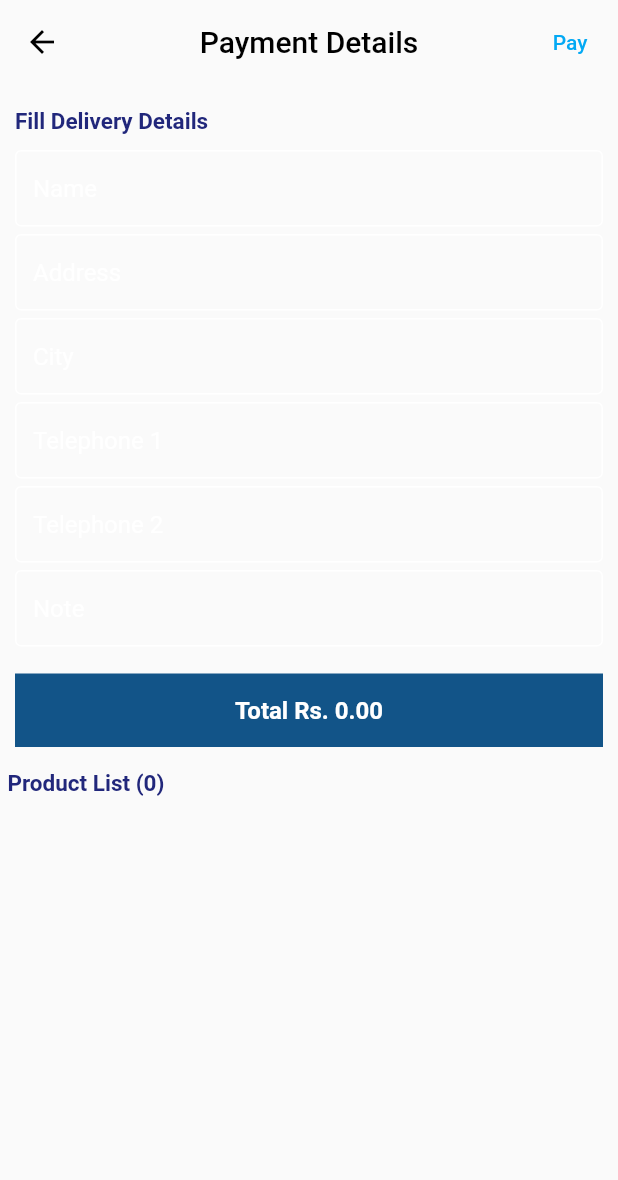
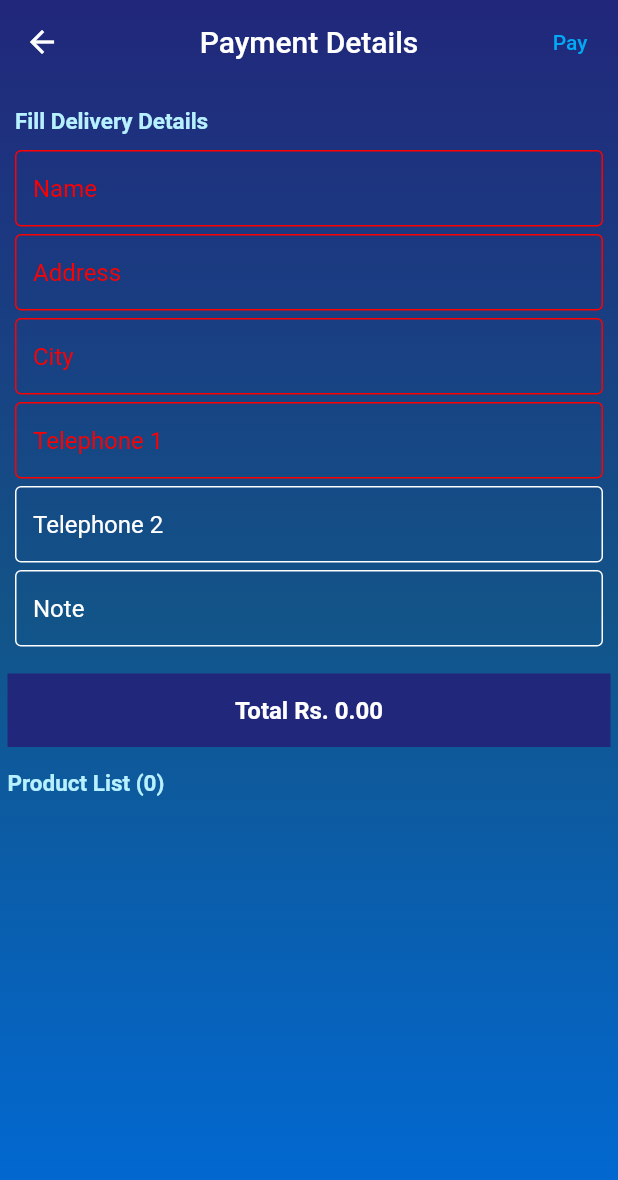
Before and after one commit to realrajapaksha/final-project-computershop, a Flutter app: the PaymentDetails screen opened directly with empty values, after a tap on "Pay", on a phone screen of 412 x 824 dp. Shown: the top 1180 px of the screen. Run offline on Flutter 3.47's test engine with Material 2 defaults, Android fonts, the phone set to English and light mode, and no system bars; our stand-ins replace cached_network_image, cloud_firestore, country_picker, firebase_analytics, firebase_core, flutter_signin_button and 6 more; missing offline and left inert: flutter_stripe; accounts and stored records are empty.

Commit message:
update payment

```diff
--- /dev/null
+++ b/lib/models/navigate_models/payment_nav_model.dart
@@ -0,0 +1,11 @@
+import '../api_models/order_model.dart';
+import '../data_models/order_product_model.dart';
+
+class PaymentNavModel {
+  final String paymentId;
+  final OrderModel order;
+  final List<OrderProductModel> itemList;
+
+  const PaymentNavModel(
+      {required this.paymentId, required this.order, required this.itemList});
+}
--- a/lib/screens/users/payment_details/controller/payment_details_controller.dart
+++ b/lib/screens/users/payment_details/controller/payment_details_controller.dart
@@ -5,8 +5,23 @@ import 'package:flutter_stripe/flutter_stripe.dart';
 import 'package:get/get.dart';
 
 import '../../../../models/data_models/pay_product_model.dart';
+import '../../../../models/navigate_models/payment_nav_model.dart';
+import '../../../../routes/app_route.dart';
+import '../../../../utils/widgets/apps_alert.dart';
 
 class PaymentDetailsController extends GetxController {
+  final nameController = TextEditingController();
+  final addressController = TextEditingController();
+  final cityController = TextEditingController();
+  final tele1Controller = TextEditingController();
+  final tele2Controller = TextEditingController();
+  final noteController = TextEditingController();
+
+  final nameEmpty = false.obs;
+  final addressEmpty = false.obs;
+  final cityEmpty = false.obs;
+  final tele1Empty = false.obs;
+
   Map<String, dynamic>? paymentIntent;
 
   final productList = <PayProductModel>[].obs;
@@ -25,7 +40,55 @@ class PaymentDetailsController extends GetxController {
     }
   }
 
+  Future<bool> validate() async {
+    try {
+      bool error = true;
+
+      if (nameController.text
+          .trim()
+          .isEmpty) {
+        error = false;
+        nameEmpty.value = true;
+      }
+      if (addressController.text
+          .trim()
+          .isEmpty) {
+        error = false;
+        addressEmpty.value = true;
+      }
+      if (cityController.text
+          .trim()
+          .isEmpty) {
+        error = false;
+        cityEmpty.value = true;
+      }
+      if (tele1Controller.text
+          .trim()
+          .isEmpty) {
+        error = false;
+        tele1Empty.value = true;
+      }
+
+      return error;
+    } catch (exception) {
+      return false;
+    }
+  }
+
   Future<void> makePayment(context) async {
+    if (!await validate()) {
+      return;
+    }
+
+    final res = await AppsAlerts().openDialog(
+        context, "Action", "Are sure to purchase these items?",
+        btnYN: true);
+    if (!res) {
+      return;
+    }
+
+    await AppsAlerts().openLoading(context, "Waiting for Payment..");
+
     try {
       int tot = total.value.toInt() * 100;
 
@@ -36,8 +99,7 @@ class PaymentDetailsController extends GetxController {
           .initPaymentSheet(
         paymentSheetParameters: SetupPaymentSheetParameters(
             intentConfiguration: IntentConfiguration(
-                  mode: IntentMode(
-                      currencyCode: "LKR", amount: tot),
+              mode: IntentMode(currencyCode: "LKR", amount: tot),
             ),
             paymentIntentClientSecret: paymentIntent!['client_secret'],
             style: ThemeMode.dark,
@@ -46,56 +108,11 @@ class PaymentDetailsController extends GetxController {
           .then((value) {});
 
       //STEP 3: Display Payment sheet
-      displayPaymentSheet(context);
+      await displayPaymentSheet(context);
     } catch (err) {
-      throw Exception(err);
-    }
-  }
-
-  displayPaymentSheet(context) async {
-    try {
-      await Stripe.instance.presentPaymentSheet().then((value) {
-        showDialog(
-            context: context,
-            builder: (_) => const AlertDialog(
-                  content: Column(
-                    mainAxisSize: MainAxisSize.min,
-                    children: [
-                      Icon(
-                        Icons.check_circle,
-                        color: Colors.green,
-                        size: 100.0,
-                      ),
-                      SizedBox(height: 10.0),
-                      Text("Payment Successful!"),
-                    ],
-                  ),
-                ));
-
-        paymentIntent = null;
-      }).onError((error, stackTrace) {
-        throw Exception(error);
-      });
-    } on StripeException catch (e) {
-      print('Error is:---> $e');
-      AlertDialog(
-        content: Column(
-          mainAxisSize: MainAxisSize.min,
-          children: [
-            Row(
-              children: const [
-                Icon(
-                  Icons.cancel,
-                  color: Colors.red,
-                ),
-                Text("Payment Failed"),
-              ],
-            ),
-          ],
-        ),
-      );
-    } catch (e) {
-      print('$e');
+      await AppsAlerts.closeAllDialogs(context);
+      await AppsAlerts().openDialog(context, "Payment Cancelled",
+          "Something went wrong. Please try again.");
     }
   }
 
@@ -122,4 +139,44 @@ class PaymentDetailsController extends GetxController {
       throw Exception(err.toString());
     }
   }
+
+  displayPaymentSheet(context) async {
+    try {
+      await Stripe.instance.presentPaymentSheet().then((value) {
+        saveDatabase(context);
+      }).onError((error, stackTrace) async {
+        // payment dismiss
+        await AppsAlerts.closeAllDialogs(context);
+        await AppsAlerts().openDialog(
+            context, "Payment Cancelled", "Payment cancelled by user");
+      });
+    } on StripeException catch (e) {
+      await AppsAlerts.closeAllDialogs(context);
+      await AppsAlerts()
+          .openDialog(context, "Payment Dismiss", "Something went wrong");
+    } catch (e) {
+      await AppsAlerts.closeAllDialogs(context);
+      await AppsAlerts()
+          .openDialog(context, "Payment Dismiss", "Something went wrong!");
     }
+  }
+
+  saveDatabase(context) async {
+    try {
+      if (paymentIntent != null) {
+        print(paymentIntent!["id"]);
+
+        // final model = PaymentNavModel(
+        //     paymentId: paymentIntent!["id"], order: order, itemList: itemList)
+
+        AppsAlerts.closeAllDialogs(context);
+        Navigator.popAndPushNamed(
+            context, AppRoute.paymentSuccess, arguments: "");
+      }
+    } catch (exception) {
+      await AppsAlerts.closeAllDialogs(context);
+      await AppsAlerts().openDialog(context, "Payment Cancelled",
+          "Your payment id is: ${paymentIntent!["id"]}.\n Something went wrong. Please contact shop to refund.");
+    }
+  }
+}
--- a/lib/screens/users/payment_details/view/payment_details.dart
+++ b/lib/screens/users/payment_details/view/payment_details.dart
@@ -1,5 +1,3 @@
-import 'dart:ffi';
-
 import 'package:flutter/material.dart';
 import 'package:get/get.dart';
 
@@ -37,16 +35,29 @@ class _PaymentDetailsState extends State<PaymentDetails> {
   @override
   Widget build(BuildContext context) {
     return SafeArea(
+      child: Container(
+        decoration: const BoxDecoration(
+          gradient: LinearGradient(
+              begin: Alignment.topCenter,
+              end: Alignment.bottomCenter,
+              colors: [
+                AppColors.highDeepBlue,
+                AppColors.deepBlue,
+                AppColors.lowDeepBlue
+              ]),
+        ),
         child: Scaffold(
+          backgroundColor: Colors.transparent,
           appBar: AppBar(
             elevation: 0,
             backgroundColor: Colors.transparent,
+            foregroundColor: Colors.white,
             centerTitle: true,
             title: const Text("Payment Details"),
             actions: [
               TextButton(
-                onPressed: () async {
-                  await controller.makePayment(context);
+                  onPressed: () {
+                    controller.makePayment(context);
                   },
                   child: const Text("Pay"))
             ],
@@ -59,14 +70,14 @@ class _PaymentDetailsState extends State<PaymentDetails> {
                   crossAxisAlignment: CrossAxisAlignment.start,
                   children: [
                     Container(
-                    padding:
-                        const EdgeInsets.symmetric(horizontal: 5, vertical: 8),
+                      padding: const EdgeInsets.symmetric(
+                          horizontal: 5, vertical: 8),
                       child: Column(
                         crossAxisAlignment: CrossAxisAlignment.start,
                         children: [
                           const AppText(
                             text: "Fill Delivery Details",
-                          fontColor: AppColors.highDeepBlue,
+                            fontColor: AppColors.lowLightBlue,
                             weight: FontWeight.bold,
                             size: 15,
                           ),
@@ -74,32 +85,56 @@ class _PaymentDetailsState extends State<PaymentDetails> {
                             height: 10,
                           ),
                           AppTextField(
-                            labelText: "Name", onValueChanged: (val) {}),
+                              labelText: "Name",
+                              controller: controller.nameController,
+                              isEmpty: controller.nameEmpty.value,
+                              onValueChanged: (val) {
+                                controller.nameEmpty.value = val;
+                              }),
                           const SizedBox(
                             height: 5,
                           ),
                           AppTextField(
-                            labelText: "Address", onValueChanged: (val) {}),
+                              labelText: "Address",
+                              controller: controller.addressController,
+                              isEmpty: controller.addressEmpty.value,
+                              onValueChanged: (val) {
+                                controller.addressEmpty.value = val;
+                              }),
                           const SizedBox(
                             height: 5,
                           ),
                           AppTextField(
-                            labelText: "City", onValueChanged: (val) {}),
+                              labelText: "City",
+                              controller: controller.cityController,
+                              isEmpty: controller.cityEmpty.value,
+                              onValueChanged: (val) {
+                                controller.cityEmpty.value = val;
+                              }),
                           const SizedBox(
                             height: 5,
                           ),
                           AppTextField(
-                            labelText: "Telephone 1", onValueChanged: (val) {}),
+                              labelText: "Telephone 1",
+                              controller: controller.tele1Controller,
+                              isEmpty: controller.tele1Empty.value,
+                              onValueChanged: (val) {
+                                controller.tele1Empty.value = val;
+                              }),
                           const SizedBox(
                             height: 5,
                           ),
                           AppTextField(
-                            labelText: "Telephone 2", onValueChanged: (val) {}),
+                              labelText: "Telephone 2",
+                              controller: controller.tele2Controller,
+                              onValueChanged: (val) {}),
                           const SizedBox(
                             height: 5,
                           ),
                           AppTextField(
-                            labelText: "Note", onValueChanged: (val) {}),
+                              labelText: "Note",
+                              controller: controller.noteController,
+                              onValueChanged: (val) {}),
                           const SizedBox(
                             height: 5,
                           ),
@@ -109,10 +144,17 @@ class _PaymentDetailsState extends State<PaymentDetails> {
                     const SizedBox(
                       height: 5,
                     ),
-                  Container(
+                    Ink(
+                      decoration:
+                          const BoxDecoration(color: AppColors.highDeepBlue),
+                      child: InkWell(
+                        onTap: () {
+                          controller.makePayment(context);
+                        },
+                        child: Container(
                           margin: const EdgeInsets.symmetric(horizontal: 5),
-                    padding: const EdgeInsets.symmetric(vertical: 15, horizontal: 5),
-                    decoration: const BoxDecoration(color: AppColors.deepBlue),
+                          padding: const EdgeInsets.symmetric(
+                              vertical: 15, horizontal: 5),
                           child: Row(
                             mainAxisAlignment: MainAxisAlignment.center,
                             children: [
@@ -124,6 +166,8 @@ class _PaymentDetailsState extends State<PaymentDetails> {
                             ],
                           ),
                         ),
+                      ),
+                    ),
                     const SizedBox(
                       height: 5,
                     ),
@@ -132,7 +176,7 @@ class _PaymentDetailsState extends State<PaymentDetails> {
                     ),
                     AppText(
                       text: "Product List (${controller.productList.length})",
-                    fontColor: AppColors.highDeepBlue,
+                      fontColor: AppColors.lowLightBlue,
                       weight: FontWeight.bold,
                       size: 15,
                     ),
@@ -154,6 +198,7 @@ class _PaymentDetailsState extends State<PaymentDetails> {
             ),
           ),
         ),
+      ),
     );
   }
 }
--- a/lib/utils/widgets/app_text_field.dart
+++ b/lib/utils/widgets/app_text_field.dart
@@ -82,7 +82,7 @@ class _AppMainTextFieldState extends State<AppTextField> {
       obscureText: widget.obscureText,
       onChanged: (String value) {
         if (widget.isRequired) {
-          final isEmpty = value.trim().isEmpty ? true : false;
+          final isEmpty = value.trim().isEmpty;
           widget.onValueChanged(isEmpty);
         }
 
@@ -95,7 +95,7 @@ class _AppMainTextFieldState extends State<AppTextField> {
       },
       onSubmitted: (String value) {
         if (widget.isRequired) {
-          final isEmpty = value.trim().isEmpty == '' ? true : false;
+          final isEmpty = value.trim().isEmpty;
           widget.onValueChanged(isEmpty);
         }
       },
```
Also changed, not shown: lib/models/data_models/order_product_model.dart (added, +21 -0 lines), lib/screens/common/product_details/view/product_details.dart (+27 -7 lines), lib/screens/users/payment_details/view/widgets/pay_product_item.dart (+7 -6 lines). Lines whose indentation alone changed are shown as unchanged.
